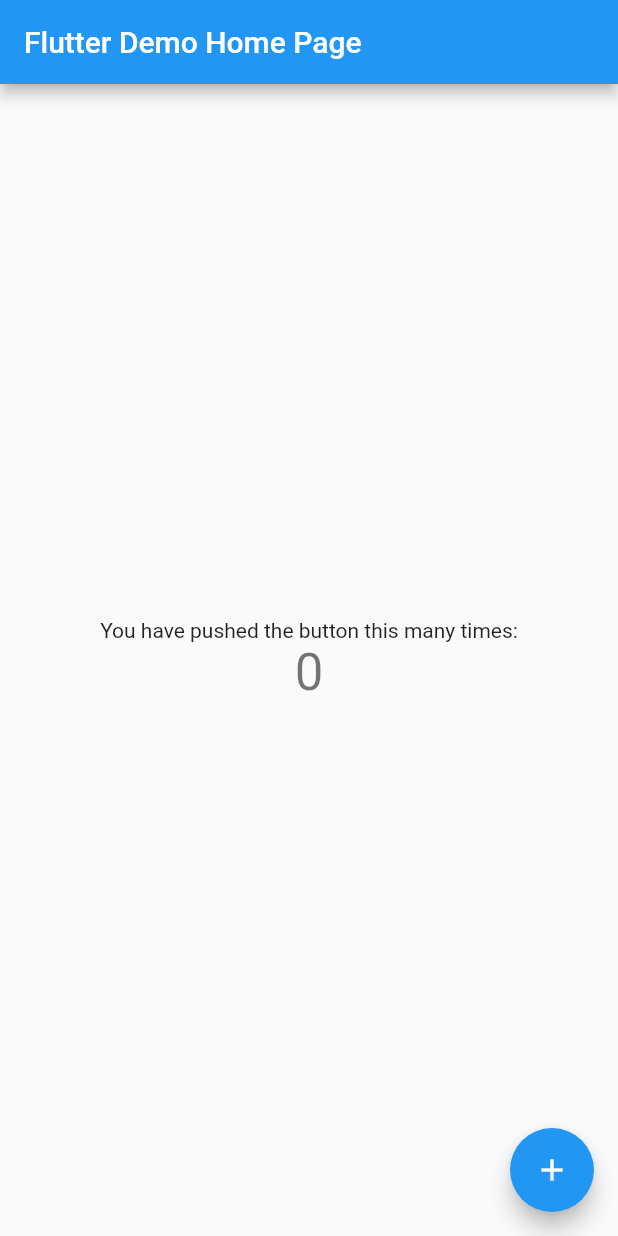
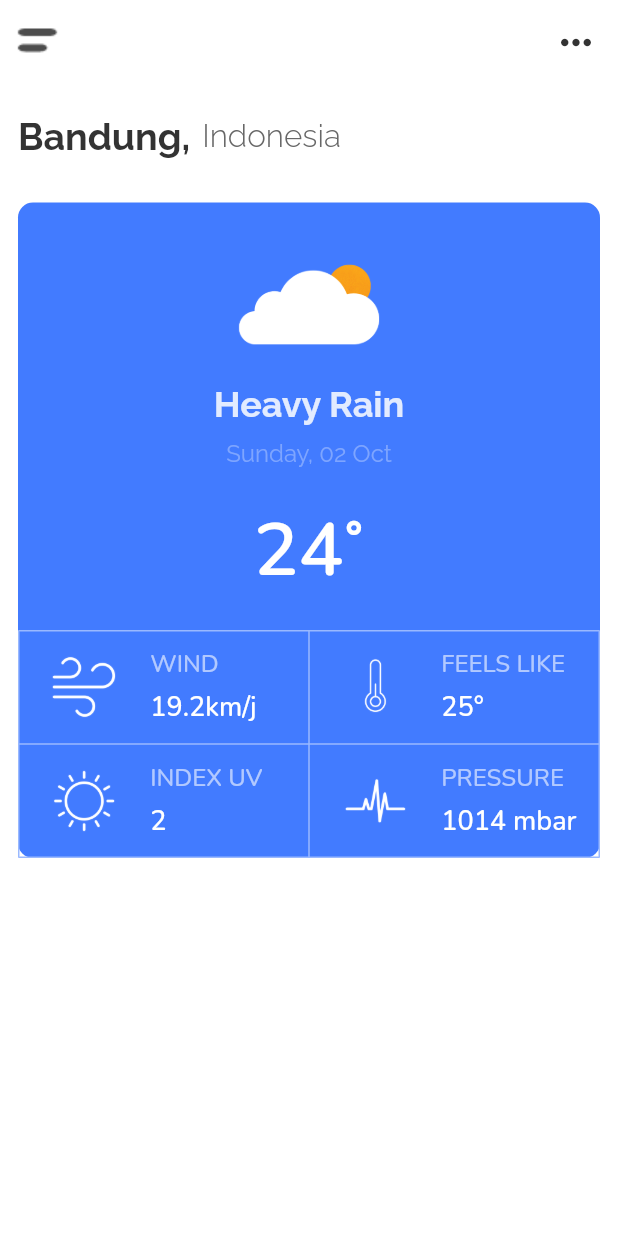
Before and after one commit to r100-stack/Flutter-Weekly-Series-6-Weather-App-UI, a Flutter app: the screen it shows after launch, on a phone screen of 412 x 824 dp. Run offline on Flutter 3.47's test engine with Material 2 defaults, Android fonts, the phone set to English and light mode, and no system bars; our stand-ins replace google_fonts.

Commit message:
Completed till weather_card

```diff
--- /dev/null
+++ b/lib/components/custom_app_bar.dart
@@ -0,0 +1,29 @@
+import 'package:flutter/material.dart';
+
+class CustomAppBar extends StatelessWidget implements PreferredSizeWidget {
+  @override
+  Size get preferredSize => const Size.fromHeight(kToolbarHeight);
+
+  @override
+  Widget build(BuildContext context) {
+    return AppBar(
+      backgroundColor: Colors.white,
+      elevation: 0.0,
+      leading: Image(
+        height: 20.0,
+        width: 20.0,
+        image: AssetImage('assets/images/custom_menu_icon_5.png'),
+      ),
+      actions: [
+        ConstrainedBox(
+          constraints: BoxConstraints(minWidth: 56.0),
+          child: Icon(
+            Icons.more_horiz,
+            color: Color(0xFF333333),
+            size: 30.0,
+          ),
+        )
+      ],
+    );
+  }
+}
--- /dev/null
+++ b/lib/constants.dart
@@ -0,0 +1,2 @@
+const double kDefaultMargin = 20.0;
+const double kDefaultBorderRadius = kDefaultMargin/2;
--- a/lib/main.dart
+++ b/lib/main.dart
@@ -1,4 +1,5 @@
 import 'package:flutter/material.dart';
+import 'package:weather_app_6/screens/home_screen/home_screen.dart';
 
 void main() {
   runApp(MyApp());
@@ -21,93 +22,10 @@
         // Notice that the counter didn't reset back to zero; the application
         // is not restarted.
         primarySwatch: Colors.blue,
+        scaffoldBackgroundColor: Colors.white
       ),
-      home: MyHomePage(title: 'Flutter Demo Home Page'),
+      debugShowCheckedModeBanner: false,
+      home: HomeScreen(),
     );
   }
 }
-
-class MyHomePage extends StatefulWidget {
-  MyHomePage({Key key, this.title}) : super(key: key);
-
-  // This widget is the home page of your application. It is stateful, meaning
-  // that it has a State object (defined below) that contains fields that affect
-  // how it looks.
-
-  // This class is the configuration for the state. It holds the values (in this
-  // case the title) provided by the parent (in this case the App widget) and
-  // used by the build method of the State. Fields in a Widget subclass are
-  // always marked "final".
-
-  final String title;
-
-  @override
-  _MyHomePageState createState() => _MyHomePageState();
-}
-
-class _MyHomePageState extends State<MyHomePage> {
-  int _counter = 0;
-
-  void _incrementCounter() {
-    setState(() {
-      // This call to setState tells the Flutter framework that something has
-      // changed in this State, which causes it to rerun the build method below
-      // so that the display can reflect the updated values. If we changed
-      // _counter without calling setState(), then the build method would not be
-      // called again, and so nothing would appear to happen.
-      _counter++;
-    });
-  }
-
-  @override
-  Widget build(BuildContext context) {
-    // This method is rerun every time setState is called, for instance as done
-    // by the _incrementCounter method above.
-    //
-    // The Flutter framework has been optimized to make rerunning build methods
-    // fast, so that you can just rebuild anything that needs updating rather
-    // than having to individually change instances of widgets.
-    return Scaffold(
-      appBar: AppBar(
-        // Here we take the value from the MyHomePage object that was created by
-        // the App.build method, and use it to set our appbar title.
-        title: Text(widget.title),
-      ),
-      body: Center(
-        // Center is a layout widget. It takes a single child and positions it
-        // in the middle of the parent.
-        child: Column(
-          // Column is also a layout widget. It takes a list of children and
-          // arranges them vertically. By default, it sizes itself to fit its
-          // children horizontally, and tries to be as tall as its parent.
-          //
-          // Invoke "debug painting" (press "p" in the console, choose the
-          // "Toggle Debug Paint" action from the Flutter Inspector in Android
-          // Studio, or the "Toggle Debug Paint" command in Visual Studio Code)
-          // to see the wireframe for each widget.
-          //
-          // Column has various properties to control how it sizes itself and
-          // how it positions its children. Here we use mainAxisAlignment to
-          // center the children vertically; the main axis here is the vertical
-          // axis because Columns are vertical (the cross axis would be
-          // horizontal).
-          mainAxisAlignment: MainAxisAlignment.center,
-          children: <Widget>[
-            Text(
-              'You have pushed the button this many times:',
-            ),
-            Text(
-              '$_counter',
-              style: Theme.of(context).textTheme.headline4,
-            ),
-          ],
-        ),
-      ),
-      floatingActionButton: FloatingActionButton(
-        onPressed: _incrementCounter,
-        tooltip: 'Increment',
-        child: Icon(Icons.add),
-      ), // This trailing comma makes auto-formatting nicer for build methods.
-    );
-  }
-}
--- /dev/null
+++ b/lib/screens/home_screen/components/table_item.dart
@@ -0,0 +1,54 @@
+import 'package:flutter/material.dart';
+import 'package:google_fonts/google_fonts.dart';
+
+class TableItem extends StatelessWidget {
+  final String title;
+  final String subtitle;
+  final String image;
+
+  const TableItem(
+      {@required this.title, @required this.subtitle, @required this.image});
+
+  @override
+  Widget build(BuildContext context) {
+    return Container(
+      padding: const EdgeInsets.symmetric(vertical: 12.0),
+      child: Row(
+        // mainAxisAlignment: MainAxisAlignment.spaceEvenly,
+        children: [
+          Expanded(
+            flex: 5,
+            child: Image(
+              height: 50.0,
+              width: 50.0,
+              image: AssetImage(image),
+            ),
+          ),
+          Expanded(
+            flex: 6,
+            child: Column(
+              crossAxisAlignment: CrossAxisAlignment.start,
+              children: [
+                Text(
+                  title,
+                  style: GoogleFonts.nunito(
+                      color: Color(0xFFB2C9FF),
+                      fontSize: 16.0,
+                      fontWeight: FontWeight.w500),
+                ),
+                const SizedBox(height: 5.0),
+                Text(
+                  subtitle,
+                  style: GoogleFonts.nunito(
+                      color: Color(0xFFFFFFFF),
+                      fontSize: 18.0,
+                      fontWeight: FontWeight.w500),
+                ),
+              ],
+            ),
+          )
+        ],
+      ),
+    );
+  }
+}
--- /dev/null
+++ b/lib/screens/home_screen/components/weather_card.dart
@@ -0,0 +1,102 @@
+import 'package:flutter/material.dart';
+import 'package:google_fonts/google_fonts.dart';
+import 'package:weather_app_6/constants.dart';
+import 'package:weather_app_6/screens/home_screen/components/table_item.dart';
+
+class WeatherCard extends StatelessWidget {
+  @override
+  Widget build(BuildContext context) {
+    return Container(
+      decoration: BoxDecoration(
+        color: Color(0xFF427BFF),
+        borderRadius: BorderRadius.circular(kDefaultBorderRadius),
+      ),
+      child: Column(
+        children: [
+          const SizedBox(height: 20.0),
+          Image(
+            height: 100.0,
+            width: 150.0,
+            fit: BoxFit.cover,
+            image: AssetImage(
+              'assets/images/cloudy_with_sun.png',
+            ),
+          ),
+          Text(
+            'Heavy Rain',
+            style: GoogleFonts.raleway(
+              color: Color(0xFFE2EBFF),
+              fontSize: 24.0,
+              fontWeight: FontWeight.bold,
+            ),
+          ),
+          const SizedBox(height: 10.0),
+          Text(
+            'Sunday, 02 Oct',
+            style: GoogleFonts.raleway(
+              color: Color(0xFF7EA5FF),
+              fontSize: 16.0,
+              fontWeight: FontWeight.w400,
+            ),
+          ),
+          const SizedBox(height: 20.0),
+          Row(
+            mainAxisAlignment: MainAxisAlignment.center,
+            children: [
+              Text(
+                '24',
+                style: GoogleFonts.nunito(
+                  color: Color(0xFFFFFFFF),
+                  fontSize: 50.0,
+                  fontWeight: FontWeight.w600,
+                ),
+              ),
+              Text(
+                '°',
+                style: GoogleFonts.raleway(
+                  color: Color(0xFFFFFFFF),
+                  fontSize: 50.0,
+                  fontWeight: FontWeight.w600,
+                ),
+              )
+            ],
+          ),
+          const SizedBox(height: 20.0),
+          Table(
+            border: TableBorder.all(color: Color(0xFF9AB9FF)),
+            children: [
+              TableRow(
+                children: [
+                  TableItem(
+                    image: 'assets/images/wind.png',
+                    title: 'WIND',
+                    subtitle: '19.2km/j',
+                  ),
+                  TableItem(
+                    image: 'assets/images/thermometer.png',
+                    title: 'FEELS LIKE',
+                    subtitle: '25°',
+                  ),
+                ],
+              ),
+              TableRow(
+                children: [
+                  TableItem(
+                    image: 'assets/images/sun_outline.png',
+                    title: 'INDEX UV',
+                    subtitle: '2',
+                  ),
+                  TableItem(
+                    image: 'assets/images/pressure.png',
+                    title: 'PRESSURE',
+                    subtitle: '1014 mbar',
+                  ),
+                ],
+              )
+            ],
+          )
+        ],
+      ),
+    );
+  }
+}
--- /dev/null
+++ b/lib/screens/home_screen/home_screen.dart
@@ -0,0 +1,45 @@
+import 'package:flutter/material.dart';
+import 'package:google_fonts/google_fonts.dart';
+import 'package:weather_app_6/components/custom_app_bar.dart';
+import 'package:weather_app_6/constants.dart';
+import 'package:weather_app_6/screens/home_screen/components/weather_card.dart';
+
+class HomeScreen extends StatelessWidget {
+  @override
+  Widget build(BuildContext context) {
+    return Scaffold(
+      appBar: CustomAppBar(),
+      body: SingleChildScrollView(
+        padding: const EdgeInsets.symmetric(horizontal: 12.0),
+        child: Column(
+          crossAxisAlignment: CrossAxisAlignment.stretch,
+          children: [
+            const SizedBox(height: 20.0),
+            Row(
+              children: [
+                Text(
+                  'Bandung,',
+                  style: GoogleFonts.raleway(
+                    fontWeight: FontWeight.bold,
+                    fontSize: 25.0,
+                    color: Color(0xFF333333),
+                  ),
+                ),
+                const SizedBox(width: 8.0),
+                Text(
+                  'Indonesia',
+                  style: GoogleFonts.raleway(
+                      fontWeight: FontWeight.w300,
+                      fontSize: 21.0,
+                      color: Color(0xFF676767)),
+                ),
+              ],
+            ),
+            const SizedBox(height: 30.0),
+            WeatherCard()
+          ],
+        ),
+      ),
+    );
+  }
+}
--- a/pubspec.yaml
+++ b/pubspec.yaml
@@ -28,6 +28,7 @@
   # The following adds the Cupertino Icons font to your application.
   # Use with the CupertinoIcons class for iOS style icons.
   cupertino_icons: ^1.0.0
+  google_fonts: ^1.1.1
 
 dev_dependencies:
   flutter_test:
@@ -48,6 +49,8 @@
   # assets:
   #   - images/a_dot_burr.jpeg
   #   - images/a_dot_ham.jpeg
+  assets:
+    - assets/images/
 
   # An image asset can refer to one or more resolution-specific "variants", see
   # https://flutter.dev/assets-and-images/#resolution-aware.
```
Also changed, not shown: assets/images/cloudy_with_sun.png (added), assets/images/custom_menu_icon.png (added), assets/images/custom_menu_icon_1.png (added), assets/images/custom_menu_icon_2.png (added), assets/images/custom_menu_icon_3.png (added), assets/images/custom_menu_icon_4.png (added), assets/images/custom_menu_icon_5.png (added), assets/images/pressure.png (added), assets/images/sun_outline.png (added), assets/images/thermometer.png (added), assets/images/wind.png (added), pubspec.lock, 1 other file.
